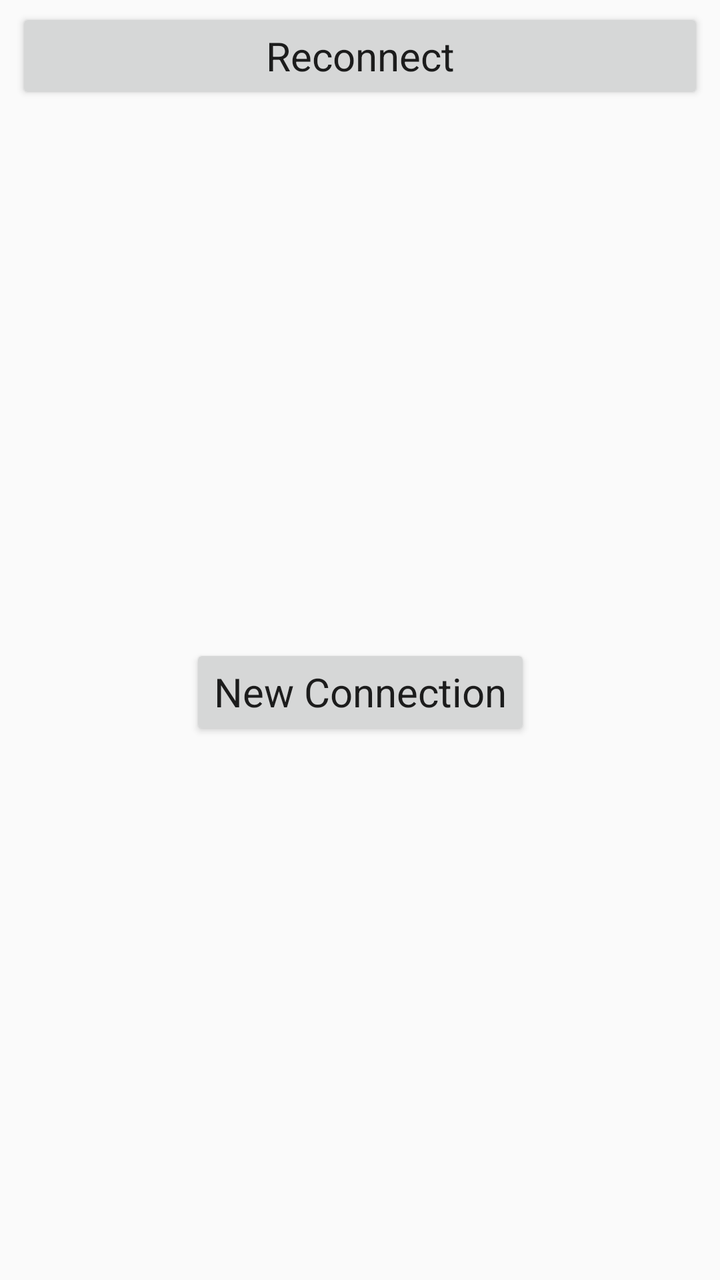
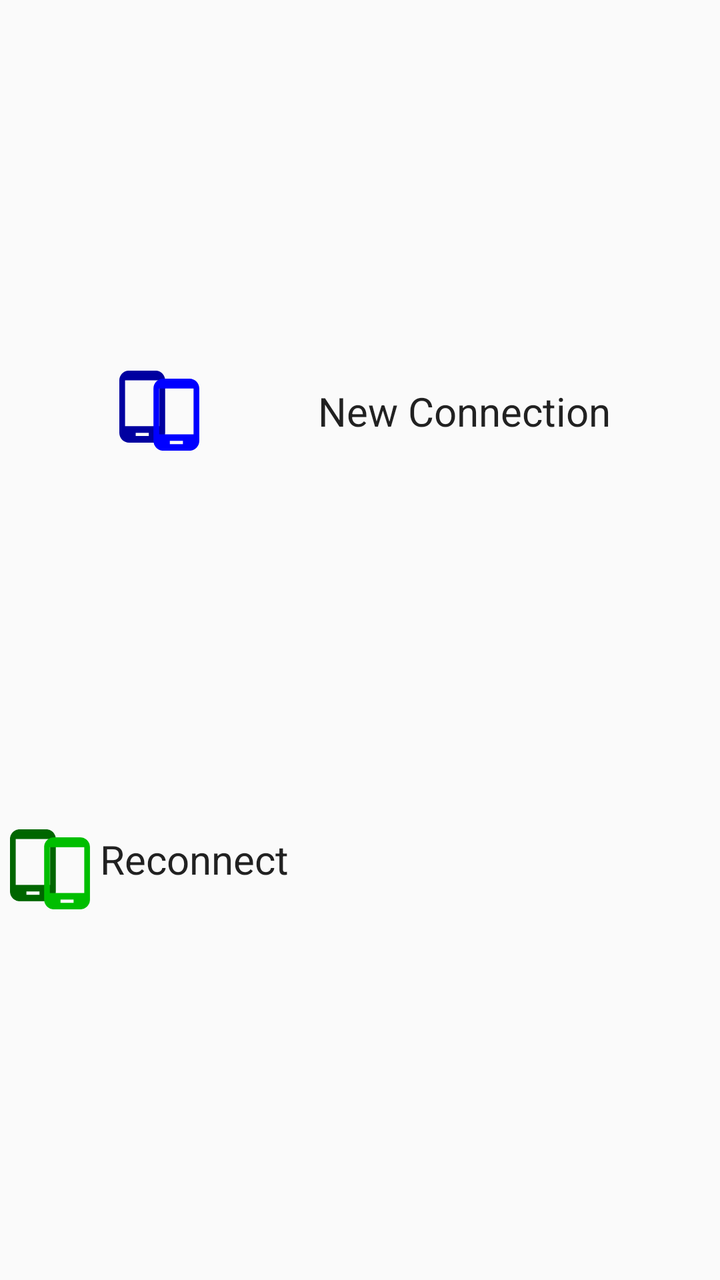

Screens rendered from an Android XML layout before and after an edit, with the pre-edit source and the edit as a unified diff.
<!-- AndroidManifest.xml: application theme AppTheme -->
<!-- res/layout/new_old_connection_popup.xml -->
<?xml version="1.0" encoding="utf-8"?>
<android.support.constraint.ConstraintLayout xmlns:android="http://schemas.android.com/apk/res/android"
    android:layout_width="wrap_content"
    android:layout_height="wrap_content"
    xmlns:app="http://schemas.android.com/apk/res-auto">


    <Button
        android:id="@+id/reconnectButton"
        android:layout_width="0dp"
        android:layout_height="wrap_content"
        android:text="@string/reconnect"
        android:layout_marginStart="8dp"
        android:layout_marginEnd="8dp"
        android:layout_marginTop="4dp"
        android:layout_marginBottom="4dp"
        android:textAppearance="@android:style/TextAppearance.DeviceDefault"
        android:textSize="20sp"
        app:layout_constraintTop_toTopOf="parent"
        app:layout_constraintBottom_toTopOf="@id/reconnectButton"
        app:layout_constraintLeft_toLeftOf="parent"
        app:layout_constraintRight_toRightOf="parent"
        />

    <Button
        android:id="@+id/newConnectionButton"
        android:layout_width="wrap_content"
        android:layout_height="wrap_content"
        android:text="@string/new_connection"
        android:layout_marginStart="8dp"
        android:layout_marginEnd="8dp"
        android:layout_marginTop="4dp"
        android:layout_marginBottom="4dp"
        android:textAppearance="@android:style/TextAppearance.DeviceDefault"
        android:textSize="20sp"
        app:layout_constraintTop_toBottomOf="@id/reconnectButton"
        app:layout_constraintBottom_toBottomOf="parent"
        app:layout_constraintLeft_toLeftOf="parent"
        app:layout_constraintRight_toRightOf="parent"
        />
</android.support.constraint.ConstraintLayout>
<!-- resources referenced by this layout -->
<resources>
  <string name="new_connection">New Connection</string>
  <string name="reconnect">Reconnect</string>
  <style name="AppTheme" parent="Theme.AppCompat.Light.DarkActionBar">
          
          <item name="colorPrimary">@color/colorPrimary</item>
          <item name="colorPrimaryDark">@color/colorPrimaryDark</item>
          <item name="colorAccent">@color/colorAccent</item>
      </style>
  <color name="colorPrimary">#3F51B5</color>
  <color name="colorPrimaryDark">#303F9F</color>
  <color name="colorAccent">#FF4081</color>
</resources>

<!-- the commit's change to res/layout/new_old_connection_popup.xml (unified diff, before → after) -->
@@ -4,38 +4,59 @@
     android:layout_height="wrap_content"
     xmlns:app="http://schemas.android.com/apk/res-auto">
 
+    <ImageButton
+        android:id="@+id/newConnectionButton"
+        android:src="@drawable/ic_phone_in_blue"
+        android:background="@android:color/transparent"
+        android:layout_width="50dp"
+        android:layout_height="40dp"
+        android:scaleType="fitCenter"
+        android:layout_marginTop="4dp"
+        android:layout_marginBottom="4dp"
+        android:textAppearance="@android:style/TextAppearance.DeviceDefault"
+        app:layout_constraintTop_toTopOf="parent"
+        app:layout_constraintBottom_toTopOf="@id/reconnectButton"
+        app:layout_constraintLeft_toLeftOf="parent"
+        app:layout_constraintRight_toLeftOf="@id/newConnectionButtonText"
+        />
 
-    <Button
+    <TextView
+        android:id="@+id/newConnectionButtonText"
+        android:layout_width="wrap_content"
+        android:layout_height="wrap_content"
+        android:text="@string/new_connection"
+        android:textAppearance="@android:style/TextAppearance.DeviceDefault"
+        android:textSize="20sp"
+        app:layout_constraintTop_toTopOf="@id/newConnectionButton"
+        app:layout_constraintBottom_toBottomOf="@id/newConnectionButton"
+        app:layout_constraintLeft_toRightOf="@id/newConnectionButton"
+        app:layout_constraintRight_toRightOf="parent"/>
+
+    <ImageButton
         android:id="@+id/reconnectButton"
+        android:src="@drawable/ic_phone_in_green"
+        android:background="@android:color/transparent"
+        android:layout_width="50dp"
+        android:layout_height="40dp"
+        android:scaleType="fitCenter"
+        android:layout_marginTop="4dp"
+        android:layout_marginBottom="4dp"
+        android:textSize="20sp"
+        app:layout_constraintTop_toBottomOf="@id/newConnectionButton"
+        app:layout_constraintBottom_toBottomOf="parent"
+        app:layout_constraintLeft_toLeftOf="parent"
+        app:layout_constraintRight_toLeftOf="@id/reconnectButtonText"
+        />
+
+    <TextView
+        android:id="@+id/reconnectButtonText"
         android:layout_width="0dp"
         android:layout_height="wrap_content"
         android:text="@string/reconnect"
-        android:layout_marginStart="8dp"
-        android:layout_marginEnd="8dp"
-        android:layout_marginTop="4dp"
-        android:layout_marginBottom="4dp"
         android:textAppearance="@android:style/TextAppearance.DeviceDefault"
         android:textSize="20sp"
-        app:layout_constraintTop_toTopOf="parent"
-        app:layout_constraintBottom_toTopOf="@id/reconnectButton"
-        app:layout_constraintLeft_toLeftOf="parent"
-        app:layout_constraintRight_toRightOf="parent"
-        />
-
-    <Button
-        android:id="@+id/newConnectionButton"
-        android:layout_width="wrap_content"
-        android:layout_height="wrap_content"
-        android:text="@string/new_connection"
-        android:layout_marginStart="8dp"
-        android:layout_marginEnd="8dp"
-        android:layout_marginTop="4dp"
-        android:layout_marginBottom="4dp"
-        android:textAppearance="@android:style/TextAppearance.DeviceDefault"
-        android:textSize="20sp"
-        app:layout_constraintTop_toBottomOf="@id/reconnectButton"
+        app:layout_constraintTop_toBottomOf="@id/newConnectionButtonText"
         app:layout_constraintBottom_toBottomOf="parent"
-        app:layout_constraintLeft_toLeftOf="parent"
-        app:layout_constraintRight_toRightOf="parent"
-        />
+        app:layout_constraintLeft_toRightOf="@id/reconnectButton"
+        app:layout_constraintRight_toRightOf="parent"/>
 </android.support.constraint.ConstraintLayout>
<!-- resource entries referenced after the edit -->
@@ -1,5 +1,39 @@
 <!-- resources referenced by this layout -->
 <resources>
+  <!-- drawable ic_phone_in_blue (drawable) -->
+  <vector xmlns:android="http://schemas.android.com/apk/res/android"
+      android:width="24dp"
+      android:height="24dp"
+      android:viewportWidth="24"
+      android:viewportHeight="24">
+    <path
+        android:pathData="M10.8002,-0.0225L2.9455,-0.0225C1.3157,-0.0225 0,1.2932 0,2.923L0,18.6321c0,1.6298 1.3157,2.9455 2.9455,2.9455h7.8547c1.6298,0 2.9455,-1.3156 2.9455,-2.9455L13.7457,2.923c0,-1.6298 -1.3157,-2.9455 -2.9455,-2.9455zM8.8365,19.6139L4.9092,19.6139L4.9092,18.6321h3.9273zM12.0275,16.6685L1.7182,16.6685L1.7182,2.923L12.0275,2.923Z"
+        android:strokeWidth="0.9818269"
+        android:fillColor="#0000a0"
+        android:fillAlpha="1"/>
+    <path
+        android:pathData="m21.0417,2.4136h-7.8547c-1.6298,0 -2.9455,1.3156 -2.9455,2.9455L10.2415,21.0682c0,1.6298 1.3157,2.9455 2.9455,2.9455h7.8547c1.6298,0 2.9455,-1.3156 2.9455,-2.9455L23.9872,5.3591c0,-1.6298 -1.3157,-2.9455 -2.9455,-2.9455zM19.0781,22.05L15.1507,22.05v-0.9818h3.9273zM22.269,19.1045L11.9597,19.1045L11.9597,5.3591h10.3093z"
+        android:strokeWidth="0.9818269"
+        android:fillColor="#0000ff"
+        android:fillAlpha="1"/>
+  </vector>
+  <!-- drawable ic_phone_in_green (drawable) -->
+  <vector xmlns:android="http://schemas.android.com/apk/res/android"
+      android:width="24dp"
+      android:height="24dp"
+      android:viewportWidth="24"
+      android:viewportHeight="24">
+    <path
+        android:pathData="M10.8002,-0.0225L2.9455,-0.0225C1.3157,-0.0225 0,1.2932 0,2.923L0,18.6321c0,1.6298 1.3157,2.9455 2.9455,2.9455h7.8547c1.6298,0 2.9455,-1.3156 2.9455,-2.9455L13.7457,2.923c0,-1.6298 -1.3157,-2.9455 -2.9455,-2.9455zM8.8365,19.6139L4.9092,19.6139L4.9092,18.6321h3.9273zM12.0275,16.6685L1.7182,16.6685L1.7182,2.923L12.0275,2.923Z"
+        android:strokeWidth="0.9818269"
+        android:fillColor="#006600"
+        android:fillAlpha="1"/>
+    <path
+        android:pathData="m21.0417,2.4136h-7.8547c-1.6298,0 -2.9455,1.3156 -2.9455,2.9455L10.2415,21.0682c0,1.6298 1.3157,2.9455 2.9455,2.9455h7.8547c1.6298,0 2.9455,-1.3156 2.9455,-2.9455L23.9872,5.3591c0,-1.6298 -1.3157,-2.9455 -2.9455,-2.9455zM19.0781,22.05L15.1507,22.05v-0.9818h3.9273zM22.269,19.1045L11.9597,19.1045L11.9597,5.3591h10.3093z"
+        android:strokeWidth="0.9818269"
+        android:fillColor="#00be00"
+        android:fillAlpha="1"/>
+  </vector>
   <string name="new_connection">New Connection</string>
   <string name="reconnect">Reconnect</string>
   <style name="AppTheme" parent="Theme.AppCompat.Light.DarkActionBar">
